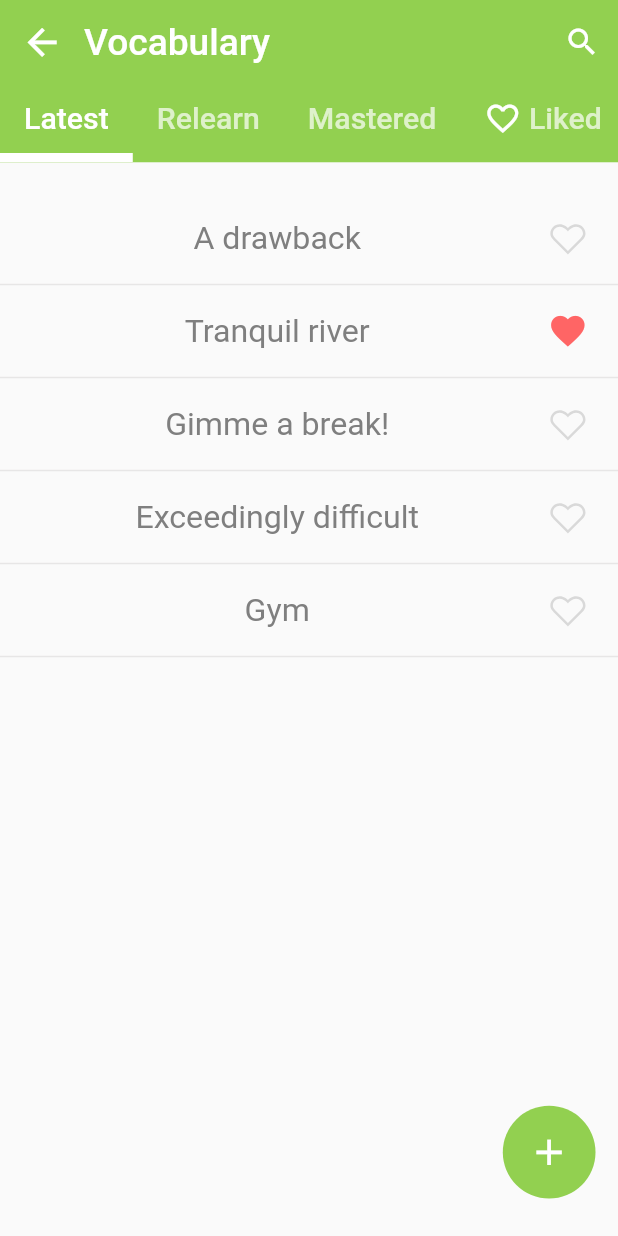
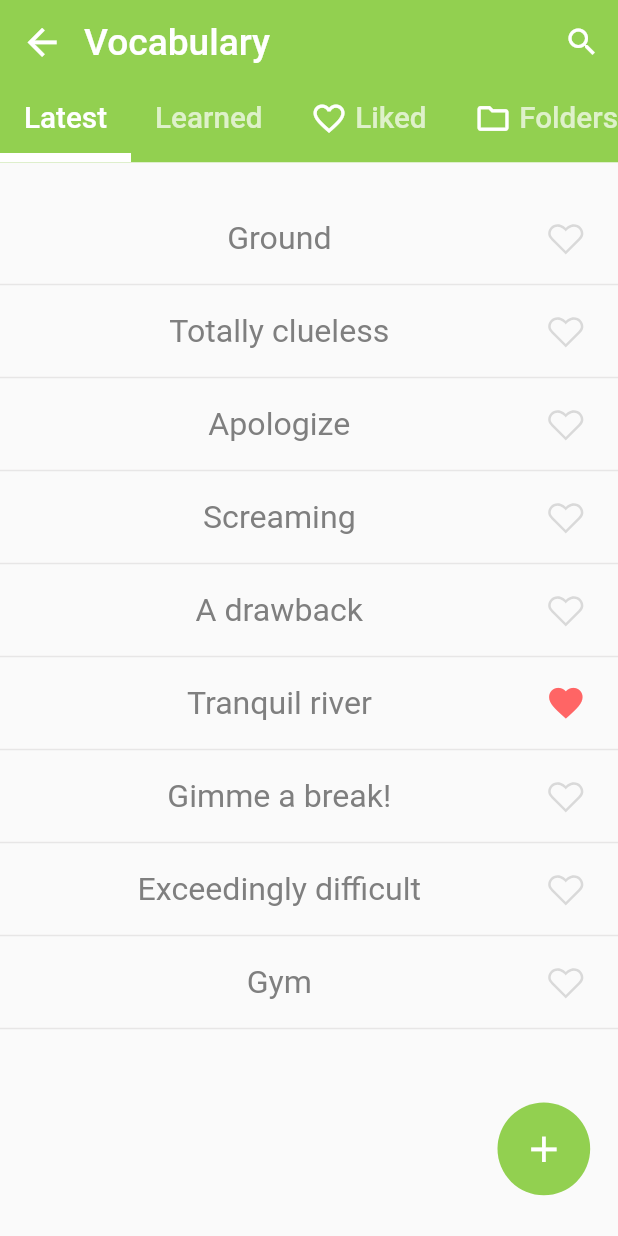
Before and after one commit to poimsm/oken-app, a Flutter app: the VocabularyPage screen opened by its route, on a phone screen of 412 x 824 dp. Run offline on Flutter 3.47's test engine with Material 2 defaults, Android fonts, the phone set to English and light mode, and no system bars; our stand-ins replace dotted_border, flutter_spinkit, flutter_swiper, line_icons, rxdart, toast; network calls fail.

Commit message:
Feat(vocab): add word synoms & Actsheet UI

```diff
--- a/lib/pages/vocabulary_page.dart
+++ b/lib/pages/vocabulary_page.dart
@@ -1,10 +1,15 @@
+import 'dart:async';
+
 import 'package:flutter/cupertino.dart';
 import 'package:flutter/material.dart';
 import 'package:line_icons/line_icons.dart';
 import 'package:oken/providers/vocabulary_provider.dart';
+import 'package:oken/utils/helper.dart';
+import 'package:oken/widgets/vocabulary_actionsheet.dart';
 import 'package:oken/widgets/vocabulary_appbar.dart';
 import 'package:dotted_border/dotted_border.dart';
 import 'package:provider/provider.dart';
+import 'package:toast/toast.dart';
 
 class VocabularyPage extends StatefulWidget {
   @override
@@ -38,12 +43,6 @@ class _VocabularyPageState extends State<VocabularyPage>
   void initState() {
     vocabulary = Provider.of<VocabularyProvider>(context, listen: false);
     vocabulary.load();
-    // _tabController =
-    //     TabController(length: 5, vsync: this, initialIndex: 0);
-    // _tabController.addListener(() {
-    //   currIndex = _tabController.index;
-    //   vocabulary.setWords(getTab(_tabController.index));
-    //   });
     super.initState();
   }
 
@@ -53,7 +52,7 @@ class _VocabularyPageState extends State<VocabularyPage>
     Provider.of<VocabularyProvider>(context);
 
     return DefaultTabController(
-      length: 5,
+      length: 4,
       child: Scaffold(
           appBar: vocabularyAppBar(size, _tabController),
           body: TabBarView(
@@ -62,10 +61,12 @@ class _VocabularyPageState extends State<VocabularyPage>
               Stack(
                 children: [
                   _list('latest'),
-                  Positioned(bottom: 25, right: 15, child: _favBtn())
+                  Positioned(
+                      bottom: size.width * 0.066,
+                      right: size.width * 0.045,
+                      child: _favBtn())
                 ],
               ),
-              _list('relearn'),
               _list('known'),
               _list('liked'),
               _folderList(),
@@ -103,14 +104,14 @@ class _VocabularyPageState extends State<VocabularyPage>
         'label': 'Enter a new word…'
       }),
       child: Container(
-          height: size.width*0.15,
-          width: size.width*0.15,
+          height: size.width * 0.15,
+          width: size.width * 0.15,
           decoration: BoxDecoration(
             borderRadius: BorderRadius.circular(100),
             color: Color(0xff92D050),
           ),
           alignment: Alignment.center,
-          child: Icon(Icons.add, color: Colors.white, size: size.width*0.07)),
+          child: Icon(Icons.add, color: Colors.white, size: size.width * 0.07)),
     );
   }
 
@@ -136,7 +137,8 @@ class _VocabularyPageState extends State<VocabularyPage>
 
     return Container(
         width: size.width,
-        padding: EdgeInsets.symmetric(vertical: 8, horizontal: 20),
+        padding:
+            EdgeInsets.symmetric(vertical: 8, horizontal: size.width * 0.052),
         decoration: BoxDecoration(
             border: Border(bottom: BorderSide(color: Color(0xffE7E6E6)))),
         child:
@@ -151,21 +153,23 @@ class _VocabularyPageState extends State<VocabularyPage>
               width: size.width * 0.8,
               alignment: Alignment.center,
               child: Text(
-                '${elem['title'][0].toUpperCase()}${elem['title'].substring(1)}',
-                style: TextStyle(color: Color(0xff7F7F7F), fontSize: size.width*0.052),
+                Helper().toCapital(elem['title']),
+                style: TextStyle(
+                    color: Color(0xff7F7F7F), fontSize: size.width * 0.052),
               ),
             ),
           ),
           if (likedTab)
             InkWell(
                 onTap: () => vocabulary.removeFromLikedList(elem['id']),
-                child: Icon(LineIcons.times, color: Colors.black26, size: size.width*0.065)),
+                child: Icon(LineIcons.times,
+                    color: Colors.black26, size: size.width * 0.065)),
           if (!likedTab)
             InkWell(
               onTap: () => vocabulary.likeWord(elem['id']),
               child: Icon(elem['liked'] ? Icons.favorite : LineIcons.heart,
                   color: elem['liked'] ? Color(0xffFF6565) : Color(0xffD9D9D9),
-                  size: size.width*0.065),
+                  size: size.width * 0.065),
             )
         ]));
   }
@@ -173,7 +177,7 @@ class _VocabularyPageState extends State<VocabularyPage>
   _folderList() {
     return SingleChildScrollView(
       child: Container(
-          padding: EdgeInsets.only(top: 20),
+          padding: EdgeInsets.only(top: size.width * 0.052),
           child: Column(
               children: List.generate(vocabulary.folders.length,
                   (index) => _folderItem(vocabulary.folders[index])))),
@@ -185,7 +189,8 @@ class _VocabularyPageState extends State<VocabularyPage>
       onTap: () => Navigator.pushNamed(context, 'folder', arguments: elem),
       child: Container(
           width: size.width,
-          padding: EdgeInsets.symmetric(vertical: 18, horizontal: 20),
+          padding: EdgeInsets.symmetric(
+              vertical: size.width * 0.048, horizontal: size.width * 0.052),
           decoration: BoxDecoration(
               border: Border(bottom: BorderSide(color: Color(0xffE7E6E6)))),
           child: Row(
@@ -194,14 +199,16 @@ class _VocabularyPageState extends State<VocabularyPage>
               Row(
                 mainAxisAlignment: MainAxisAlignment.start,
                 children: [
-                  Icon(Icons.folder, color: Colors.black45, size: size.width*0.065),
+                  Icon(Icons.folder,
+                      color: Colors.black45, size: size.width * 0.065),
                   SizedBox(width: 10),
                   Container(
                     width: size.width * 0.6,
                     child: Text(elem['name'],
                         overflow: TextOverflow.ellipsis,
-                        style:
-                            TextStyle(fontSize: size.width*0.05, color: Color(0xff7F7F7F))),
+                        style: TextStyle(
+                            fontSize: size.width * 0.05,
+                            color: Color(0xff7F7F7F))),
                   )
                 ],
               ),
@@ -210,7 +217,7 @@ class _VocabularyPageState extends State<VocabularyPage>
                   Text(
                     '(${elem['total_words'].toString()})',
                     style: TextStyle(
-                      fontSize: size.width*0.052,
+                      fontSize: size.width * 0.052,
                       color: Color(0xff7F7F7F),
                     ),
                   ),
@@ -258,76 +265,28 @@ class _VocabularyPageState extends State<VocabularyPage>
   }
 
   void _presentActionSheet(elem, type) {
-    showModalBottomSheet(
+    Future modal = showModalBottomSheet(
         context: context,
         builder: (context) {
           bool knownTab = type == 'known';
-          return Container(
-            color: Color(0xFF737373),
-            height: size.width*0.7,
-            child: Container(
-              decoration: BoxDecoration(
-                  color: Colors.white,
-                  borderRadius: BorderRadius.only(
-                    topLeft: Radius.circular(10),
-                    topRight: Radius.circular(10),
-                  )),
-              child: _actionSheetBody(elem, knownTab),
-            ),
-          );
+          return VocabularyActionSheet(elem, knownTab);
         });
+    modal.then((val) {
+      switch (val) {
+        case 'delete':
+          _toast('Deleted');
+          break;
+        case 'copy':
+          _toast('Copied');
+          break;
+      }
+    });
   }
 
-  Widget _actionSheetBody(elem, knownTab) {
-    return Column(crossAxisAlignment: CrossAxisAlignment.start, children: [
-      SizedBox(height: size.width*0.1),
-      _actionSheetHeader(elem),
-      SizedBox(height: size.width*0.035),
-      Divider(),
-      SizedBox(height: size.width*0.035),
-      ListTile(
-          title: Text(knownTab ? 'Relearn' : 'Mastered', style: TextStyle(
-            fontSize: size.width*0.044
-          ),),
-          onTap: () {
-            if (knownTab) {
-              vocabulary.markAsRelearn(elem['id']);
-            } else {
-              vocabulary.markAsKnown(elem['id']);
-            }
-            Navigator.pop(context);
-          }),
-      ListTile(
-          title: Text('Delete', style: TextStyle(
-            color: Colors.red,
-            fontSize: size.width*0.044)),
-          onTap: () {
-            vocabulary.deleteWord(elem);
-            Navigator.pop(context);
-          }),
-    ]);
-  }
-
-  Widget _actionSheetHeader(elem) {
-    return Container(
-        padding: EdgeInsets.only(left: 20),
-        child: Column(crossAxisAlignment: CrossAxisAlignment.start, children: [
-          Row(
-            children: [
-              Icon(LineIcons.mitten, color: Colors.black87, size: size.width*0.07),
-              SizedBox(width: 5),
-              Text(elem['title'],
-                  style: TextStyle(fontSize: size.width*0.052, color: Colors.black87)),
-            ],
-          ),
-          SizedBox(height: size.width*0.01),
-          Row(
-            children: [
-              SizedBox(width: size.width*0.03),
-              Text(elem['folder_name'],
-                  style: TextStyle(fontSize: size.width*0.04, color: Colors.black54)),
-            ],
-          )
-        ]));
+  void _toast(txt) {
+    Timer(
+        Duration(milliseconds: 300),
+        () => Toast.show(txt, context,
+            duration: Toast.LENGTH_SHORT, gravity: Toast.BOTTOM));
   }
 }
--- a/lib/providers/dummy/words.dart
+++ b/lib/providers/dummy/words.dart
@@ -10,7 +10,8 @@ class Words {
 
 List<Map> _wordList = [
   {
-    'title': 'Shroud',
+    'title': 'Ground',
+    'synonyms': 'soil, floor, land',
     'folder_name': 'My words',
     'folder': 839221,
     'liked': false,
@@ -21,6 +22,7 @@ List<Map> _wordList = [
   },
   {
     'title': 'Totally clueless',
+    'synonyms': 'No meaning',
     'folder_name': 'My words',
     'folder': 839221,
     'liked': false,
@@ -30,7 +32,8 @@ List<Map> _wordList = [
     'id': 254726
   },
   {
-    'title': 'Swoop',
+    'title': 'Out of nowhere',
+    'synonyms': 'that happend suddenly',
     'folder_name': 'My words',
     'folder': 839221,
     'liked': false,
@@ -40,7 +43,8 @@ List<Map> _wordList = [
     'id': 468325
   },
   {
-    'title': 'Seeps away',
+    'title': 'Apologize',
+    'synonyms': 'No meaning',
     'folder_name': 'My words',
     'folder': 839221,
     'liked': false,
@@ -50,7 +54,8 @@ List<Map> _wordList = [
     'id': 569372
   },
   {
-    'title': 'Shattered',
+    'title': 'Screaming',
+    'synonyms': 'No meaning',
     'folder_name': 'My words',
     'folder': 839221,
     'liked': false,
@@ -61,6 +66,7 @@ List<Map> _wordList = [
   },
   {
     'title': 'A drawback',
+    'synonyms': 'a disadvantage',
     'folder_name': 'My words',
     'folder': 839221,
     'liked': false,
@@ -71,6 +77,7 @@ List<Map> _wordList = [
   },
   {
     'title': 'Tranquil river',
+    'synonyms': 'a calmy river',
     'folder_name': 'My words',
     'folder': 839221,
     'liked': true,
@@ -81,6 +88,7 @@ List<Map> _wordList = [
   },
   {
     'title': 'Gimme a break!',
+    'synonyms': 'Hmm Hell stop it!',
     'folder_name': 'My words',
     'folder': 839221,
     'liked': false,
@@ -91,6 +99,7 @@ List<Map> _wordList = [
   },
   {
     'title': 'Exceedingly difficult',
+    'synonyms': 'No meaning',
     'folder_name': 'My words',
     'folder': 839221,
     'liked': false,
@@ -101,6 +110,7 @@ List<Map> _wordList = [
   },
   {
     'title': 'Gym',
+    'synonyms': 'No meaning',
     'folder_name': 'My words',
     'folder': 839221,
     'liked': false,
@@ -111,6 +121,7 @@ List<Map> _wordList = [
   },
   {
     'title': 'depth',
+    'synonyms': 'deepness, profundity',
     'folder_name': 'My words',
     'folder': 324584,
     'liked': false,
@@ -121,6 +132,7 @@ List<Map> _wordList = [
   },
   {
     'title': 'feared',
+    'synonyms': 'scared, afraid',
     'folder_name': 'My words',
     'folder': 324584,
     'liked': false,
@@ -131,6 +143,7 @@ List<Map> _wordList = [
   },
   {
     'title': 'glimpse',
+    'synonyms': 'glance, look, see',
     'folder_name': 'My words',
     'folder': 324584,
     'liked': false,
--- /dev/null
+++ b/lib/utils/helper.dart
@@ -0,0 +1,5 @@
+class Helper {
+  String toCapital(String txt) {
+    return '${txt[0].toUpperCase()}${txt.substring(1)}';
+  }
+}
--- a/lib/widgets/vocabulary_appbar.dart
+++ b/lib/widgets/vocabulary_appbar.dart
@@ -22,30 +22,29 @@ AppBar vocabularyAppBar(
         controller: _tabController,
         isScrollable: true,
         indicatorColor: Colors.white,
-        indicatorWeight: size.width*0.015,
+        indicatorWeight: size.width * 0.015,
         tabs: [
           Tab(
-              child: Container(
-                  child: Text('Latest', style: TextStyle(fontSize: size.width*0.049)))),
+              child: Text('Latest',
+                  style: TextStyle(fontSize: size.width * 0.048))),
           Tab(
-              child: Container(
-                  child: Text('Relearn', style: TextStyle(fontSize: size.width*0.049)))),
-          Tab(
-              child: Container(
-                  child: Text('Mastered', style: TextStyle(fontSize: size.width*0.049)))),
+              child: Text('Learned',
+                  style: TextStyle(fontSize: size.width * 0.048))),
           Tab(
               child: Container(
                   child: Row(children: [
-            Icon(Icons.favorite_outline, color: Colors.white, size: size.width*0.06),
+            Icon(Icons.favorite_outline,
+                color: Colors.white, size: size.width * 0.06),
             SizedBox(width: 5),
-            Text('Liked', style: TextStyle(fontSize: size.width*0.049)),
+            Text('Liked', style: TextStyle(fontSize: size.width * 0.048)),
           ]))),
           Tab(
               child: Container(
                   child: Row(children: [
-            Icon(Icons.folder_outlined, color: Colors.white, size: size.width*0.06),
+            Icon(Icons.folder_outlined,
+                color: Colors.white, size: size.width * 0.06),
             SizedBox(width: 5),
-            Text('Folders', style: TextStyle(fontSize: size.width*0.049)),
+            Text('Folders', style: TextStyle(fontSize: size.width * 0.048)),
           ]))),
         ],
       ));
```
Also changed, not shown: lib/pages/add_page.dart (+54 -33 lines), lib/pages/folder_page.dart (+33 -40 lines), lib/providers/vocabulary_provider.dart (+8 -3 lines), lib/widgets/vocabulary_actionsheet.dart (added, +121 -0 lines).
